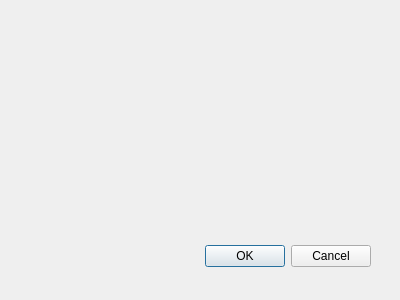
The window that opus_gui/config/datamanager/configurescript.ui (psrc/urbansim) describes before a commit, drawn with Qt 5.
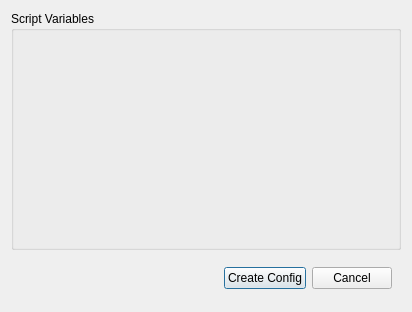
The same window after the commit.

```diff
--- a/opus_gui/config/datamanager/configurescript.ui
+++ b/opus_gui/config/datamanager/configurescript.ui
@@ -5,29 +5,61 @@
    <rect>
     <x>0</x>
     <y>0</y>
-    <width>400</width>
-    <height>300</height>
+    <width>412</width>
+    <height>312</height>
    </rect>
   </property>
   <property name="windowTitle" >
    <string>Dialog</string>
   </property>
-  <widget class="QDialogButtonBox" name="buttonBox" >
-   <property name="geometry" >
-    <rect>
-     <x>30</x>
-     <y>240</y>
-     <width>341</width>
-     <height>32</height>
-    </rect>
-   </property>
-   <property name="orientation" >
-    <enum>Qt::Horizontal</enum>
-   </property>
-   <property name="standardButtons" >
-    <set>QDialogButtonBox::Cancel|QDialogButtonBox::NoButton|QDialogButtonBox::Ok</set>
-   </property>
-  </widget>
+  <layout class="QVBoxLayout" >
+   <item>
+    <widget class="QGroupBox" name="variableBox" >
+     <property name="title" >
+      <string>Script Variables</string>
+     </property>
+    </widget>
+   </item>
+   <item>
+    <widget class="QWidget" native="1" name="widget" >
+     <property name="maximumSize" >
+      <size>
+       <width>16777215</width>
+       <height>45</height>
+      </size>
+     </property>
+     <layout class="QGridLayout" >
+      <item row="0" column="0" >
+       <spacer>
+        <property name="orientation" >
+         <enum>Qt::Horizontal</enum>
+        </property>
+        <property name="sizeHint" >
+         <size>
+          <width>40</width>
+          <height>20</height>
+         </size>
+        </property>
+       </spacer>
+      </item>
+      <item row="0" column="1" >
+       <widget class="QPushButton" name="createConfig" >
+        <property name="text" >
+         <string>Create Config</string>
+        </property>
+       </widget>
+      </item>
+      <item row="0" column="2" >
+       <widget class="QPushButton" name="cancelConfig" >
+        <property name="text" >
+         <string>Cancel</string>
+        </property>
+       </widget>
+      </item>
+     </layout>
+    </widget>
+   </item>
+  </layout>
  </widget>
  <resources/>
  <connections>
```
Left out of the diff: 35 changed lines with no effect on the pictures.
